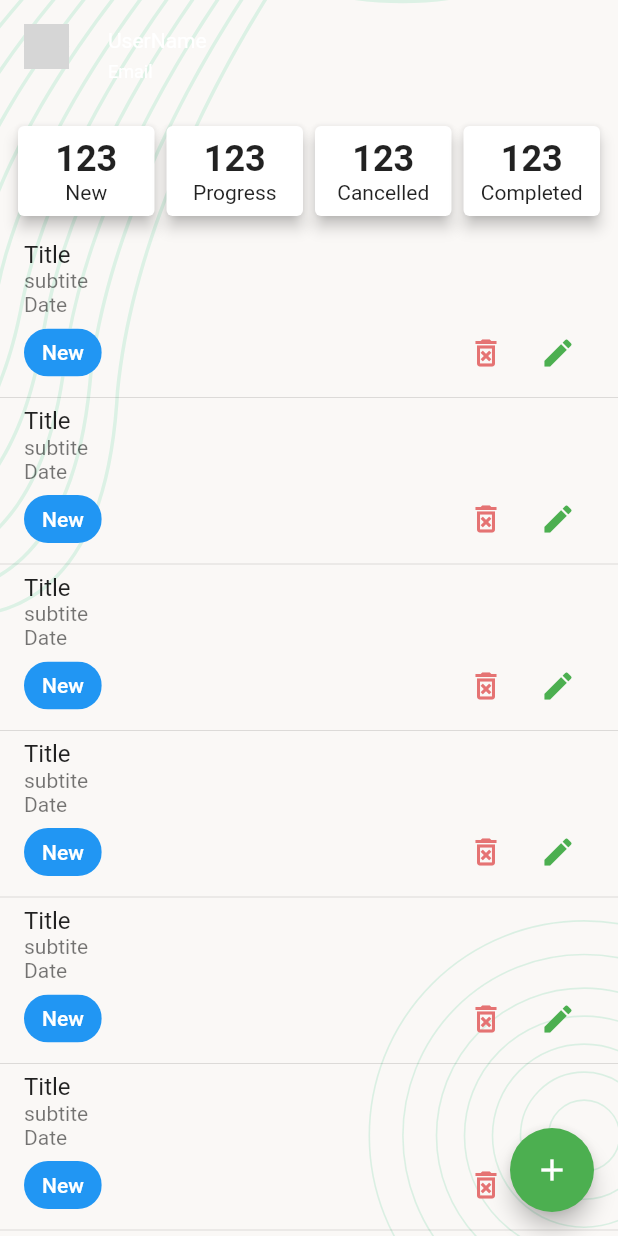
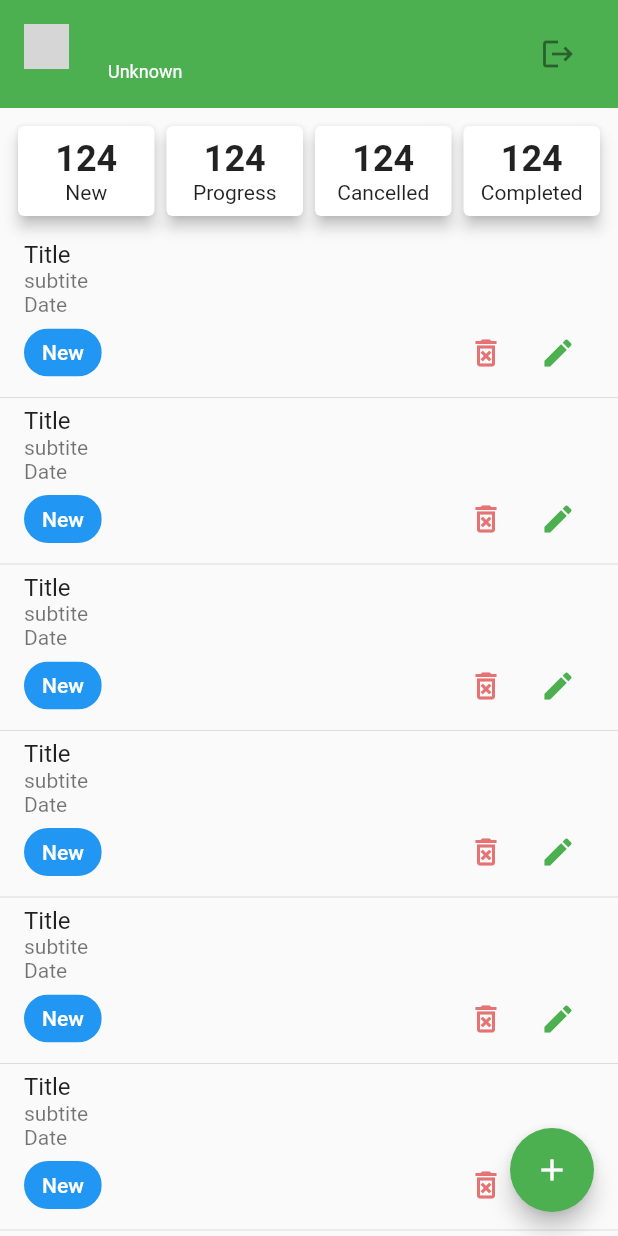
Before and after one commit to JubairSayeedLinas/TaskManager, a Flutter app: the NewTaskScreen screen opened directly, on a phone screen of 412 x 824 dp. Run offline on Flutter 3.47's test engine with Material 2 defaults, Android fonts, the phone set to English and light mode, and no system bars; our stand-ins replace flutter_svg, pin_code_fields, shared_preferences; accounts and stored records are empty; network calls fail; grey boxes are pictures that could not be loaded.

```diff
--- a/lib/app.dart
+++ b/lib/app.dart
@@ -1,12 +1,19 @@
 import 'package:flutter/material.dart';
 import 'package:task_manager/ui/screens/splash_screen.dart';
 
-class TaskManagerApp extends StatelessWidget {
+class TaskManagerApp extends StatefulWidget {
+  static GlobalKey<ScaffoldState> globalKey = GlobalKey<ScaffoldState>();
   const TaskManagerApp({Key? key}) : super(key: key);
 
   @override
+  State<TaskManagerApp> createState() => _TaskManagerAppState();
+}
+
+class _TaskManagerAppState extends State<TaskManagerApp> {
+  @override
   Widget build(BuildContext context) {
     return MaterialApp(
+      key: TaskManagerApp.globalKey,
       title: 'Task Manager',
       theme: ThemeData(
           brightness: Brightness.light,
--- a/lib/data/utils/urls.dart
+++ b/lib/data/utils/urls.dart
@@ -4,4 +4,5 @@
   static const String _baseUrl = 'https://task.teamrabbil.com/api/v1';
   static String registration = '$_baseUrl/registration';
   static String login = '$_baseUrl/login';
+  static String createTask = '$_baseUrl/createTask';
  }
--- a/lib/ui/screens/auth/login_screen.dart
+++ b/lib/ui/screens/auth/login_screen.dart
@@ -7,6 +7,7 @@ import 'package:task_manager/ui/screens/bottom_nav_base_screen.dart';
 import 'package:task_manager/ui/screens/email_verfication_screen.dart';
 import 'package:task_manager/ui/screens/auth/signup_screen.dart';
 import 'package:task_manager/ui/widgets/screen_background.dart';
+import 'package:task_manager/data/models/auth_utility.dart';
 
 class LoginScreen extends StatefulWidget {
   const LoginScreen({Key? key}) : super(key: key);
@@ -39,6 +40,7 @@ class _LoginScreenState extends State<LoginScreen> {
 
     if (response.isSuccess) {
       LoginModel model = LoginModel.fromJson(response.body!);
+      await Authutility.saveUserInfo(model);
       if (mounted) {
         Navigator.pushAndRemoveUntil(
             context,
@@ -63,8 +65,8 @@ class _LoginScreenState extends State<LoginScreen> {
           child: Column(
             crossAxisAlignment: CrossAxisAlignment.start,
             children: [
-              SizedBox(
-                height: 48,
+              const SizedBox(
+                height: 64,
               ),
               Text(
                 'Get Started With',
--- a/lib/ui/screens/new_task_screen.dart
+++ b/lib/ui/screens/new_task_screen.dart
@@ -13,10 +13,10 @@ class NewTaskScreen extends StatelessWidget {
   @override
   Widget build(BuildContext context) {
     return Scaffold(
-      body: ScreenBackground(
+      body: SafeArea(
         child: Column(
           children: [
-            UserProfileBanner(),
+            const UserProfileBanner(),
             const Padding(
               padding: EdgeInsets.all(8.0),
               child: Row(
@@ -24,47 +24,53 @@ class NewTaskScreen extends StatelessWidget {
                   Expanded(
                     child: SummaryCard(
                       title: 'New',
-                      number: 123,
+                      number: 124,
                     ),
                   ),
                   Expanded(
                     child: SummaryCard(
                       title: 'Progress',
-                      number: 123,
+                      number: 124,
                     ),
                   ),
                   Expanded(
                     child: SummaryCard(
                       title: 'Cancelled',
-                      number: 123,
+                      number: 124,
                     ),
                   ),
                   Expanded(
-                      child: SummaryCard(
-                    title: 'Completed',
-                    number: 123,
-                  )
+                    child: SummaryCard(
+                      title: 'Completed',
+                      number: 124,
+                    ),
                   ),
-
                 ],
               ),
             ),
             Expanded(
-                child: ListView.separated(
-                    itemCount: 20,
-                    itemBuilder: (context, index){
-                      return TaskListTIle();
-
-            },separatorBuilder: (BuildContext context, int index){
-                      return const Divider(height: 4,);
-                } ,) ,)
+              child: ListView.separated(
+                itemCount: 20,
+                itemBuilder: (context, index) {
+                  return const TaskListTIle();
+                },
+                separatorBuilder: (BuildContext context, int index) {
+                  return const Divider(
+                    height: 4,
+                  );
+                },
+              ),
+            ),
           ],
         ),
       ),
       floatingActionButton: FloatingActionButton(
-        child: Icon(Icons.add),
-        onPressed: (){
-          Navigator.push(context, MaterialPageRoute(builder: (context)=> AddNewsTaskScreen()));
+        child: const Icon(Icons.add),
+        onPressed: () {
+          Navigator.push(
+              context,
+              MaterialPageRoute(
+                  builder: (context) => const AddNewTaskScreen()));
         },
       ),
     );
--- a/lib/ui/widgets/user_profile_banner.dart
+++ b/lib/ui/widgets/user_profile_banner.dart
@@ -1,4 +1,6 @@
 import 'package:flutter/material.dart';
+import 'package:task_manager/data/models/auth_utility.dart';
+import 'package:task_manager/ui/screens/auth/login_screen.dart';
 
 class UserProfileBanner extends StatelessWidget {
   const UserProfileBanner({
@@ -8,14 +10,35 @@ class UserProfileBanner extends StatelessWidget {
   @override
   Widget build(BuildContext context) {
     return ListTile(
-      contentPadding: EdgeInsets.symmetric(horizontal: 16, vertical: 0 ),
+      contentPadding: const EdgeInsets.symmetric(vertical: 0, horizontal: 16),
       tileColor: Colors.green,
       leading: CircleAvatar(
-        backgroundImage: NetworkImage('https://images.unsplash.com/photo-1507003211169-0a1dd7228f2d?ixlib=rb-4.0.3&ixid=M3wxMjA3fDB8MHxwaG90by1wYWdlfHx8fGVufDB8fHx8fA%3D%3D&auto=format&fit=crop&w=687&q=80'),
+        backgroundImage: NetworkImage(
+          Authutility.userInfo.data?.photo ?? '',
+        ),
+        onBackgroundImageError: (_, __) {
+          const Icon(Icons.image);
+        },
         radius: 15,
       ),
-      title: Text('UserName', style: TextStyle(fontSize: 14, color: Colors.white),),
-      subtitle: Text('Email',style: TextStyle(fontSize: 12,color: Colors.white),),
+      title: Text(
+        '${Authutility.userInfo.data?.firstName ?? ''} ${Authutility.userInfo.data?.lastName ?? ''}',
+        style: const TextStyle(fontSize: 14, color: Colors.white),
+      ),
+      subtitle: Text(
+        Authutility.userInfo.data?.email ?? 'Unknown',
+        style: const TextStyle(
+          color: Colors.white,
+          fontSize: 12,
+        ),
+      ),
+      trailing: IconButton(
+        onPressed: (){
+          Authutility.clearUserInfo();
+          Navigator.pushAndRemoveUntil(context, MaterialPageRoute(builder: (context) => LoginScreen()), (route) => false);
+        },
+        icon: Icon(Icons.logout)
+      ),
     );
   }
 }
```
Also changed, not shown: lib/data/models/auth_utility.dart (+32 -0 lines), lib/data/services/network_caller.dart (+17 -2 lines), lib/ui/screens/add_new_task_screen.dart (+69 -19 lines), lib/ui/screens/splash_screen.dart (+8 -2 lines).
